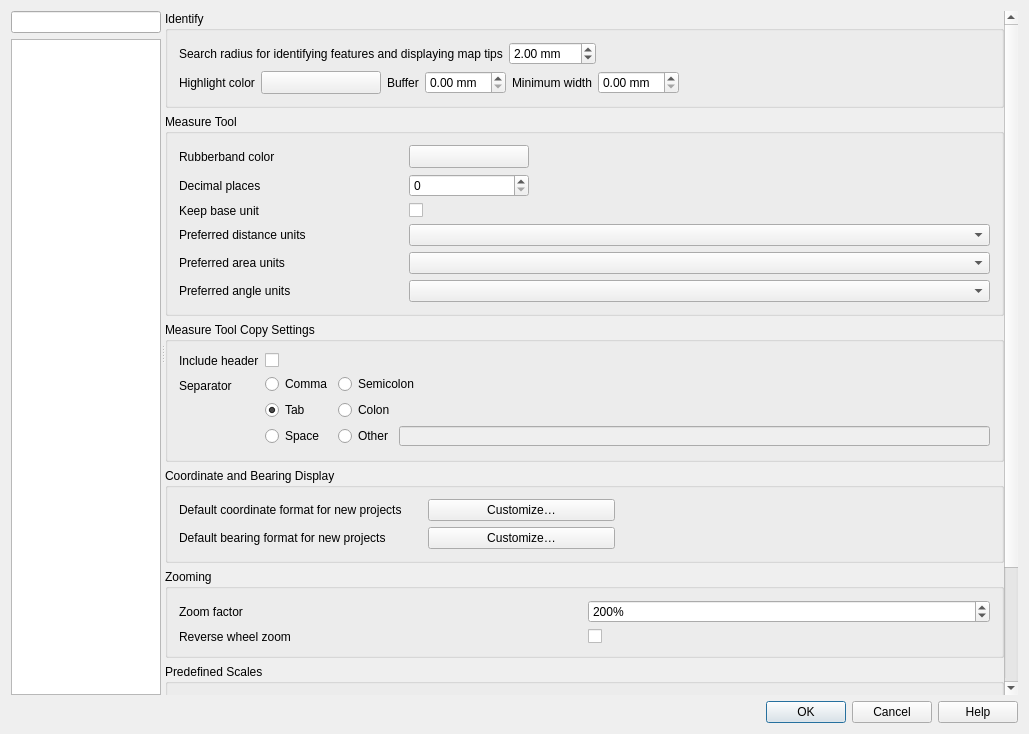
This is src/ui/qgsoptionsbase.ui in qgis/QGIS as Qt 5 draws it before an edit. The edited form follows.
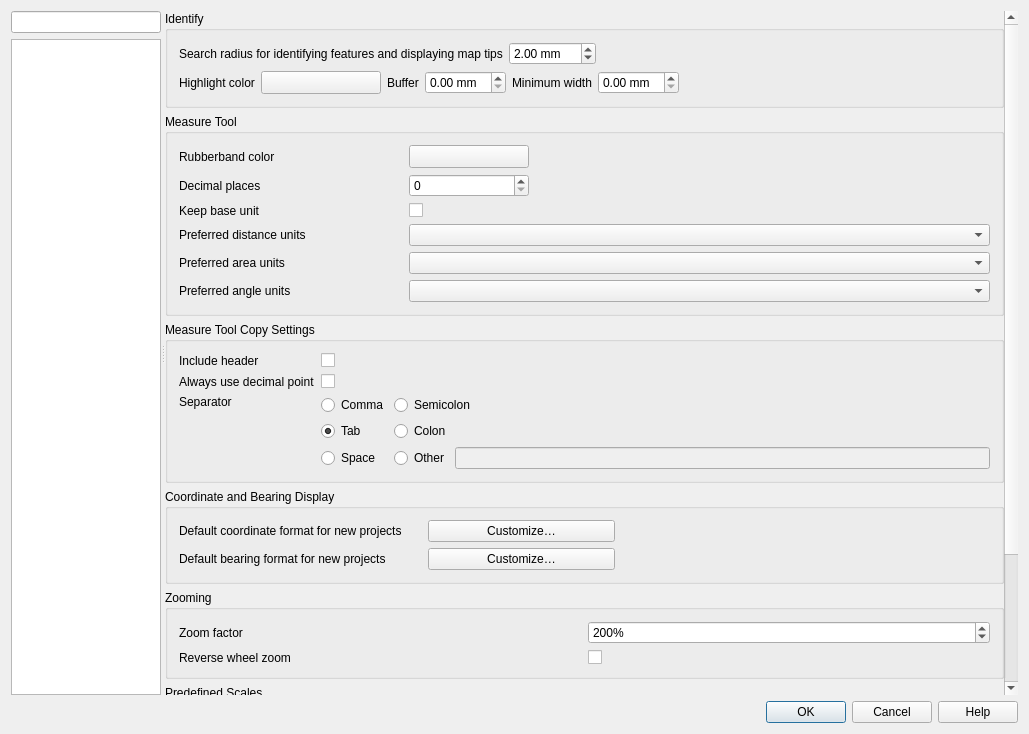
This is the edited form. The open tabs and pages were chosen to show the change. Icons and pictures are not drawn. Custom widgets are drawn as their Qt base class.

Commit message: Disable comma field separator when it is used as decimal separator

What changed in the file:
```diff
--- a/src/ui/qgsoptionsbase.ui
+++ b/src/ui/qgsoptionsbase.ui
@@ -3062,7 +3062,7 @@
                  <property name="title">
                   <string>Measure Tool Copy Settings</string>
                  </property>
-                 <layout class="QFormLayout" name="formLayout">
+                 <layout class="QGridLayout" name="gridLayout_20">
                   <item row="0" column="0">
                    <widget class="QLabel" name="label_22">
                     <property name="toolTip">
@@ -3073,21 +3073,24 @@
                     </property>
                    </widget>
                   </item>
-                  <item row="0" column="1">
-                   <widget class="QCheckBox" name="mIncludeHeader">
-                    <property name="text">
-                     <string/>
-                    </property>
-                   </widget>
-                  </item>
-                  <item row="1" column="0">
+                  <item row="2" column="0">
                    <widget class="QLabel" name="label_23">
                     <property name="text">
                      <string>Separator</string>
                     </property>
+                    <property name="alignment">
+                     <set>Qt::AlignLeading|Qt::AlignLeft|Qt::AlignTop</set>
+                    </property>
                    </widget>
                   </item>
                   <item row="1" column="1">
+                   <widget class="QCheckBox" name="mAlwaysUseDecimalPoint">
+                    <property name="text">
+                     <string/>
+                    </property>
+                   </widget>
+                  </item>
+                  <item row="2" column="1">
                    <layout class="QGridLayout" name="gridLayout_6">
                     <item row="0" column="0">
                      <widget class="QRadioButton" name="mSeparatorComma">
@@ -3156,6 +3159,23 @@
                     </item>
                    </layout>
                   </item>
+                  <item row="0" column="1">
+                   <widget class="QCheckBox" name="mIncludeHeader">
+                    <property name="text">
+                     <string/>
+                    </property>
+                   </widget>
+                  </item>
+                  <item row="1" column="0">
+                   <widget class="QLabel" name="label_24">
+                    <property name="toolTip">
+                     <string>Use a dot as the decimal separator, even if the current locale uses a different character</string>
+                    </property>
+                    <property name="text">
+                     <string>Always use decimal point</string>
+                    </property>
+                   </widget>
+                  </item>
                  </layout>
                 </widget>
                </item>
@@ -5249,21 +5269,16 @@
    <container>1</container>
   </customwidget>
   <customwidget>
-   <class>QgsSpinBox</class>
-   <extends>QSpinBox</extends>
-   <header>qgsspinbox.h</header>
+   <class>QgsColorButton</class>
+   <extends>QToolButton</extends>
+   <header>qgscolorbutton.h</header>
+   <container>1</container>
   </customwidget>
   <customwidget>
    <class>QgsDoubleSpinBox</class>
    <extends>QDoubleSpinBox</extends>
    <header>qgsdoublespinbox.h</header>
   </customwidget>
-  <customwidget>
-   <class>QgsAuthSettingsWidget</class>
-   <extends>QWidget</extends>
-   <header>qgsauthsettingswidget.h</header>
-   <container>1</container>
-  </customwidget>
   <customwidget>
    <class>QgsFilterLineEdit</class>
    <extends>QLineEdit</extends>
@@ -5275,6 +5290,17 @@
    <header>qgsprojectionselectionwidget.h</header>
    <container>1</container>
   </customwidget>
+  <customwidget>
+   <class>QgsSpinBox</class>
+   <extends>QSpinBox</extends>
+   <header>qgsspinbox.h</header>
+  </customwidget>
+  <customwidget>
+   <class>QgsAuthSettingsWidget</class>
+   <extends>QWidget</extends>
+   <header>qgsauthsettingswidget.h</header>
+   <container>1</container>
+  </customwidget>
   <customwidget>
    <class>QgsScrollArea</class>
    <extends>QScrollArea</extends>
@@ -5287,12 +5313,6 @@
    <header location="global">qgsvariableeditorwidget.h</header>
    <container>1</container>
   </customwidget>
-  <customwidget>
-   <class>QgsColorButton</class>
-   <extends>QToolButton</extends>
-   <header>qgscolorbutton.h</header>
-   <container>1</container>
-  </customwidget>
   <customwidget>
    <class>QgsColorSchemeList</class>
    <extends>QWidget</extends>
```
Left out of the diff: 3 changed lines with no effect on the pictures. The commit also changes 4 other files.
